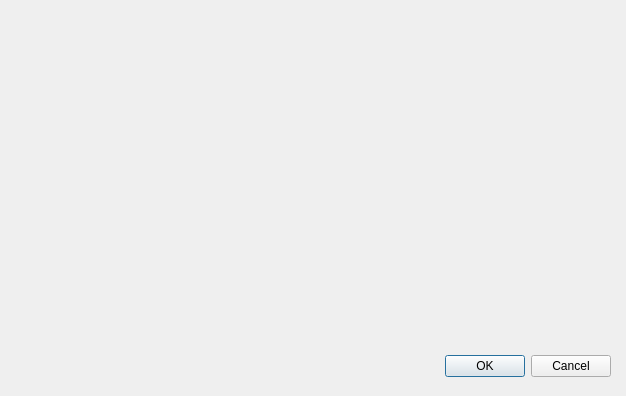
Before: the Qt Designer form CP/gui.ui in holzwok/Berufspraktikum, drawn with Qt 5.
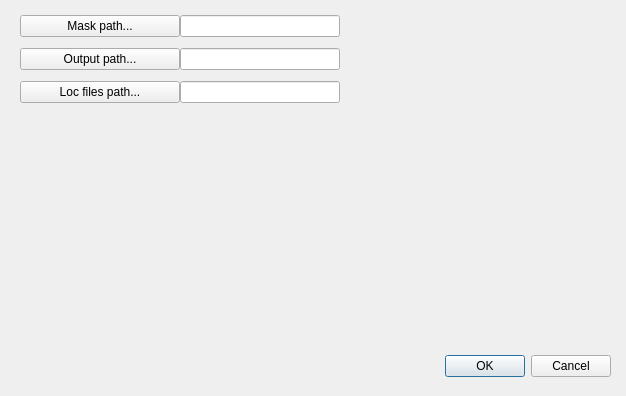
After: the same form once the commit is applied.

```diff
--- a/CP/gui.ui
+++ b/CP/gui.ui
@@ -29,6 +29,72 @@
     <set>QDialogButtonBox::Cancel|QDialogButtonBox::Ok</set>
    </property>
   </widget>
+  <widget class="QWidget" name="verticalLayoutWidget">
+   <property name="geometry">
+    <rect>
+     <x>20</x>
+     <y>10</y>
+     <width>160</width>
+     <height>101</height>
+    </rect>
+   </property>
+   <layout class="QVBoxLayout" name="verticalLayout">
+    <item>
+     <widget class="QPushButton" name="pb_mskpath">
+      <property name="text">
+       <string>Mask path...</string>
+      </property>
+     </widget>
+    </item>
+    <item>
+     <widget class="QPushButton" name="pb_outpath">
+      <property name="text">
+       <string>Output path...</string>
+      </property>
+     </widget>
+    </item>
+    <item>
+     <widget class="QPushButton" name="pb_locpath">
+      <property name="text">
+       <string>Loc files path...</string>
+      </property>
+     </widget>
+    </item>
+   </layout>
+  </widget>
+  <widget class="QWidget" name="verticalLayoutWidget_2">
+   <property name="geometry">
+    <rect>
+     <x>180</x>
+     <y>10</y>
+     <width>160</width>
+     <height>101</height>
+    </rect>
+   </property>
+   <layout class="QVBoxLayout" name="verticalLayout_2">
+    <item>
+     <widget class="QLineEdit" name="le_mskpath">
+      <property name="enabled">
+       <bool>true</bool>
+      </property>
+     </widget>
+    </item>
+    <item>
+     <widget class="QLineEdit" name="le_outpath">
+      <property name="enabled">
+       <bool>true</bool>
+      </property>
+     </widget>
+    </item>
+    <item>
+     <widget class="QLineEdit" name="le_locpath">
+      <property name="enabled">
+       <bool>true</bool>
+      </property>
+     </widget>
+    </item>
+   </layout>
+  </widget>
  </widget>
  <resources/>
  <connections>
```
